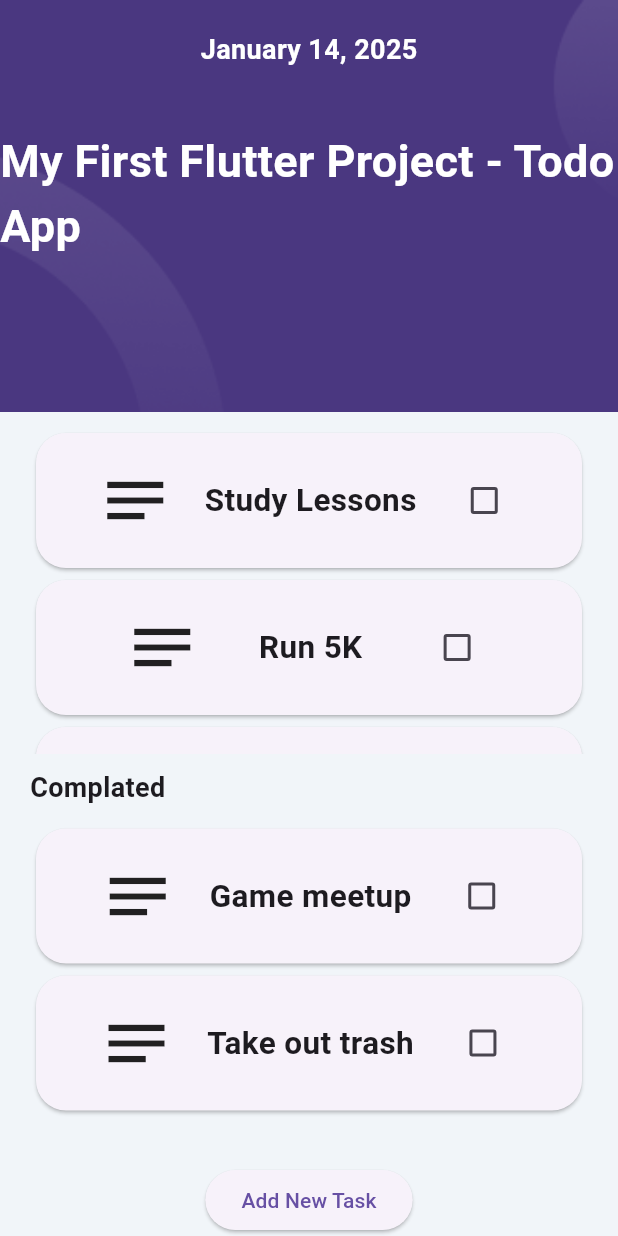
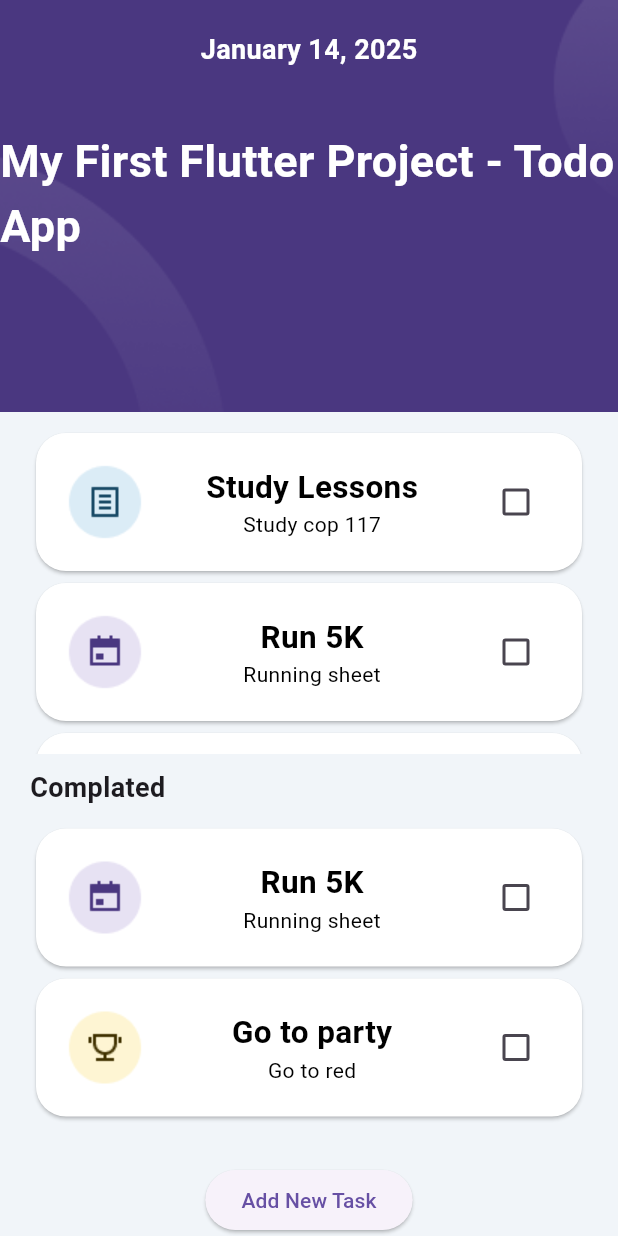
Before and after one commit to ayshenm/Todo-App, a Flutter app: the screen it shows after launch, on a phone screen of 412 x 824 dp. Run offline on Flutter 3.47's test engine with Material 3 defaults, Android fonts, the phone set to English and light mode, and no system bars; our stand-ins replace hexcolor.

```diff
--- /dev/null
+++ b/lib/constants/task_type.dart
@@ -0,0 +1,5 @@
+enum TaskType {
+  note,
+  calendar,
+  contest
+}
--- /dev/null
+++ b/lib/model/task.dart
@@ -0,0 +1,14 @@
+import 'package:todo_app/constants/task_type.dart';
+
+class Task{
+  Task({
+  required this.type,
+  required this.title,
+  required this.description,
+  required this.isComplate});
+
+  final TaskType type;
+  final String title;
+  final String description;
+   bool isComplate;
+}
--- a/lib/screens/home.dart
+++ b/lib/screens/home.dart
@@ -1,6 +1,8 @@
 import 'package:flutter/material.dart';
 import 'package:hexcolor/hexcolor.dart';
 import 'package:todo_app/constants/color.dart';
+import 'package:todo_app/constants/task_type.dart';
+import 'package:todo_app/model/task.dart';
 import 'package:todo_app/screens/add_new_task.dart';
 import 'package:todo_app/todo_item.dart';
 
@@ -12,10 +14,40 @@ class HomeScreen extends StatefulWidget {
 }
 
 class _HomeScreenState extends State<HomeScreen> {
-  List<String> todoList = ["Study Lessons", "Run 5K", "Go to party"];
-  List<String> complated = [
-    "Game meetup",
-    "Take out trash",
+  // List<String> todoList = ["Study Lessons", "Run 5K", "Go to party"];
+  // List<String> complated = [
+  //   "Game meetup",
+  //   "Take out trash",
+  // ];
+  List<Task> todoList = [
+    Task(
+        type: TaskType.note,
+        title: "Study Lessons",
+        description: "Study cop 117",
+        isComplate: false),
+    Task(
+        type: TaskType.calendar,
+        title: "Run 5K",
+        description: "Running sheet",
+        isComplate: false),
+    Task(
+        type: TaskType.contest,
+        title: "Go to party",
+        description: "Go to red",
+        isComplate: false)
+  ];
+
+  List<Task> complated = [
+    Task(
+        type: TaskType.calendar,
+        title: "Run 5K",
+        description: "Running sheet",
+        isComplate: false),
+    Task(
+        type: TaskType.contest,
+        title: "Go to party",
+        description: "Go to red",
+        isComplate: false)
   ];
   @override
   Widget build(BuildContext context) {
@@ -69,7 +101,7 @@ class _HomeScreenState extends State<HomeScreen> {
                       itemCount: todoList.length,
                       itemBuilder: (context, index) {
                         return TodoItem(
-                          title: todoList[index],
+                          task: todoList[index],
                         );
                       },
                     ))),
@@ -93,7 +125,7 @@ class _HomeScreenState extends State<HomeScreen> {
                     shrinkWrap: true,
                     itemCount: complated.length,
                     itemBuilder: (context, index) {
-                      return TodoItem(title: complated[index]);
+                      return TodoItem(task: complated[index]);
                     },
                   )),
                 ),
--- a/lib/todo_item.dart
+++ b/lib/todo_item.dart
@@ -1,8 +1,10 @@
 import 'package:flutter/material.dart';
+import 'package:todo_app/constants/task_type.dart';
+import 'package:todo_app/model/task.dart';
 
 class TodoItem extends StatefulWidget {
-  const TodoItem({super.key, required this.title});
-  final String title;
+  const TodoItem({super.key, required this.task});
+  final Task task;
 
   @override
   State<TodoItem> createState() => _TodoItemState();
@@ -13,19 +15,45 @@ class _TodoItemState extends State<TodoItem> {
   @override
   Widget build(BuildContext context) {
     return Card(
+        color: widget.task.isComplate ? Colors.grey : Colors.white,
         shape: RoundedRectangleBorder(borderRadius: BorderRadius.circular(20)),
         child: Padding(
           padding: EdgeInsets.all(20),
           child: Row(
             mainAxisAlignment: MainAxisAlignment.spaceEvenly,
             children: [
-              Icon(Icons.notes_outlined, size: 50),
-              Text(widget.title,
-                  style: TextStyle(fontWeight: FontWeight.bold, fontSize: 21)),
+              widget.task.type == TaskType.note
+                  ? Image.asset("lib/assets/images/category_1.png")
+                  : widget.task.type == TaskType.contest
+                      ? Image.asset("lib/assets/images/category_3.png")
+                      : Image.asset("lib/assets/images/category_2.png"),
+              Expanded(
+                child: Column(
+                  children: [
+                    Text(widget.task.title,
+                        style: TextStyle(
+                            decoration: widget.task.isComplate
+                                ? TextDecoration.lineThrough
+                                : TextDecoration.none,
+                                color: widget.task.isComplate ? Colors.white : Colors.black,
+                            fontWeight: FontWeight.bold,
+                            fontSize: 21)),
+                    Text(
+                      widget.task.description,
+                      style: TextStyle(
+                          decoration: widget.task.isComplate
+                              ? TextDecoration.lineThrough
+                              : TextDecoration.none,
+                              color: widget.task.isComplate ? Colors.white : Colors.black ),
+                    )
+                  ],
+                ),
+              ),
               Checkbox(
                   value: isChecked,
                   onChanged: (val) => {
                         setState(() {
+                          widget.task.isComplate = !widget.task.isComplate;
                           isChecked = val!;
                         })
                       }),
```
